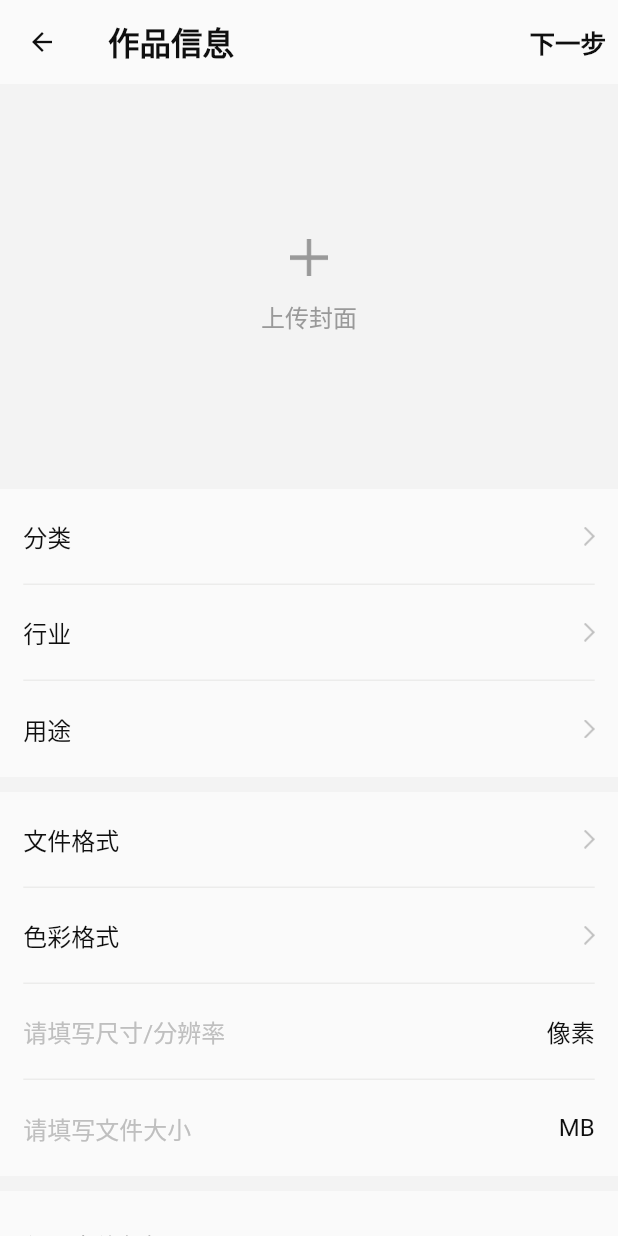
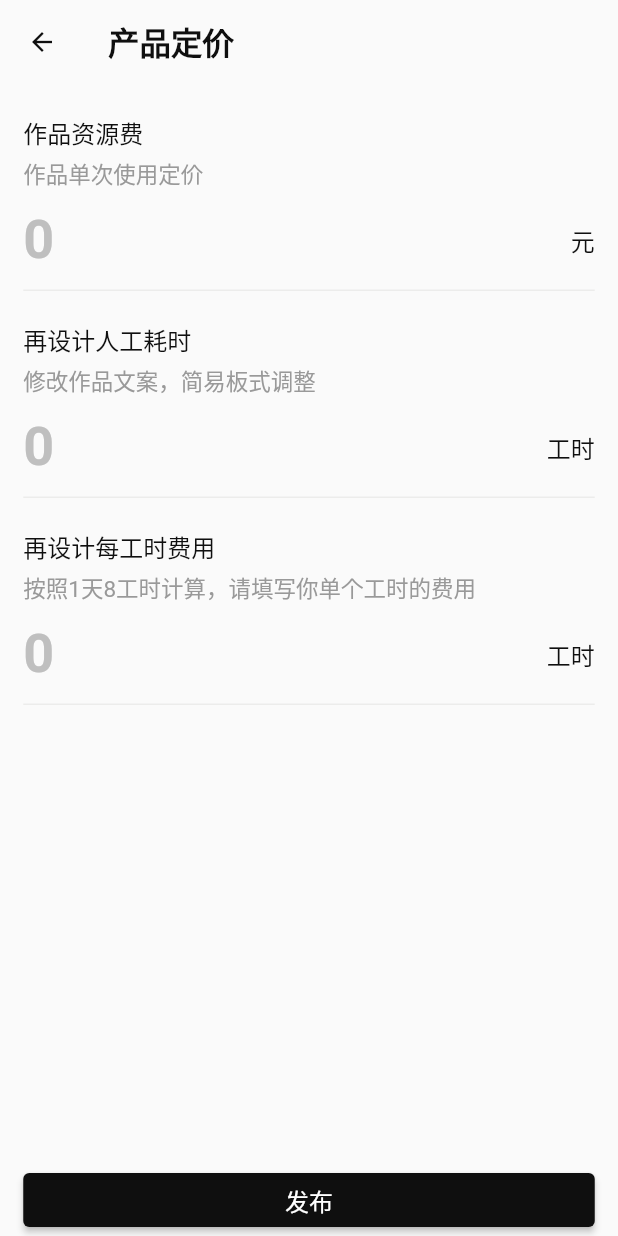
Before and after one commit to dev-wwj/uzuo, a Flutter app: the EditWorkInfoPage screen opened directly, after a tap on "下一步", on a phone screen of 412 x 824 dp. Run offline on Flutter 3.47's test engine with Material 2 defaults, Android fonts, the phone set to English and light mode, and no system bars; our stand-ins replace device_info_plus, image_picker, permission_handler, photo_view, waterfall_flow; missing offline and left inert: fluwx; statements that could not run were skipped.

Commit message:
定价UI

```diff
--- a/lib/mine/pages/edit_works_info_page.dart
+++ b/lib/mine/pages/edit_works_info_page.dart
@@ -3,6 +3,7 @@
 import 'package:flutter/material.dart';
 import 'package:uzuo/mine/model/data_work.dart';
 import 'package:uzuo/mine/model/date_work_ex.dart';
+import 'package:uzuo/mine/pages/work_pricing_page.dart';
 import 'package:uzuo/utils/style.dart';
 import 'package:uzuo/views/appbar.dart';
 import 'package:provider/provider.dart';
@@ -17,8 +18,13 @@ class EditWorkInfoPage extends StatelessWidget {
         appBar: commonAppBar("作品信息", [
           TextButton(
               style: AppBarButtonStyle,
-              onPressed: () {},
-              child: Text(
+              onPressed: () {
+                Navigator.push(
+                    context,
+                    MaterialPageRoute(
+                        builder: (context) => const WorkPricingPage()));
+              },
+              child: const Text(
                 "下一步",
                 style: TextStyleTitleBold,
               ))
--- a/lib/mine/pages/view/v_image_picker.dart
+++ b/lib/mine/pages/view/v_image_picker.dart
@@ -2,7 +2,6 @@ import 'dart:io';
 
 import 'package:flutter/material.dart';
 import 'package:uzuo/common/image_preview.dart';
-import 'package:uzuo/utils/extension.dart';
 import 'package:uzuo/utils/style.dart';
 
 class AddWidget extends StatelessWidget {
@@ -15,8 +14,7 @@ class AddWidget extends StatelessWidget {
     return InkWell(
       onTap: onTap,
       child: Container(
-        // border: Border(bottom: BorderSide(width: 1, color: Color_Border_Line)));
-        decoration: BoxDecoration(border: Border.all(color: Color(0xFFBFBFBF))),
+        decoration: BoxDecoration(border: Border.all(color: const Color(0xFFBFBFBF))),
         alignment: Alignment.center,
         child: Image.asset('icon_add'.locImage(), width: 25),
       ),
--- /dev/null
+++ b/lib/mine/pages/work_pricing_page.dart
@@ -0,0 +1,123 @@
+import 'package:flutter/cupertino.dart';
+import 'package:flutter/material.dart';
+import 'package:uzuo/router.dart';
+import 'package:uzuo/utils/decoration.dart';
+import 'package:uzuo/utils/style.dart';
+import 'package:uzuo/views/appbar.dart';
+
+class WorkPricingPage extends StatelessWidget {
+  const WorkPricingPage({super.key});
+
+  @override
+  Widget build(BuildContext context) {
+    return Scaffold(
+      appBar: commonAppBar('产品定价', []),
+      body: _WorkPricing(),
+    );
+  }
+}
+
+class _InputModel {
+  _InputModel({
+    required this.title,
+    required this.intro,
+    required this.unit,
+  }) : controller = TextEditingController();
+
+  String title;
+  String intro;
+  String unit;
+
+  TextEditingController controller;
+
+  String? value;
+}
+
+class _WorkPricing extends StatefulWidget {
+  @override
+  State<StatefulWidget> createState() => _WorkPricingState();
+}
+
+class _WorkPricingState extends State<_WorkPricing> {
+  List<_InputModel> inputs = [
+    _InputModel(title: '作品资源费', intro: '作品单次使用定价', unit: '元'),
+    _InputModel(title: '再设计人工耗时', intro: '修改作品文案，简易板式调整', unit: '工时'),
+    _InputModel(title: '再设计每工时费用', intro: '按照1天8工时计算，请填写你单个工时的费用', unit: '工时'),
+  ];
+
+  @override
+  Widget build(BuildContext context) {
+    return SafeArea(
+        child: Padding(
+      padding: const EdgeInsets.symmetric(horizontal: 15.5),
+      child: Column(
+        children: [
+          Column(
+            crossAxisAlignment: CrossAxisAlignment.start,
+            children: inputs.map((e) => inputItem(e)).toList(),
+          ),
+          const Spacer(),
+          SizedBox(
+            width: double.infinity,
+            child: MaterialButton(
+              onPressed: () {
+                Navigator.of(context).popUntil(ModalRoute.withName(MyRouter.container));
+              },
+              shape: const RoundedRectangleBorder(
+                borderRadius: BorderRadius.all(Radius.circular(4)),
+              ),
+              color: Color_U_Black,
+              child: const Text(
+                '发布',
+                style: TextStyle(color: Colors.white, fontSize: 16),
+              ),
+            ),
+          ),
+        ],
+      ),
+    ));
+  }
+
+  Widget inputItem(_InputModel model) {
+    return Container(
+      width: double.infinity,
+      padding: const EdgeInsets.only(top: 20),
+      decoration: BottomLineDecoration,
+      child: Column(
+        crossAxisAlignment: CrossAxisAlignment.start,
+        children: [
+          Text(
+            model.title,
+            style: TextStyleTitle,
+          ),
+          const SizedBox(
+            height: 5,
+          ),
+          Text(
+            model.intro,
+            style: TextStyleContent,
+          ),
+          Row(
+            crossAxisAlignment: CrossAxisAlignment.center,
+            children: [
+              Expanded(
+                child: TextFormField(
+                  autovalidateMode: AutovalidateMode.always,
+                  style: TextStyleH6Black,
+                  decoration:
+                      WInputDecoration.inputDecoration('0', TextStyleH6Gray),
+                  keyboardType: TextInputType.none,
+                  onChanged: (value) {},
+                ),
+              ),
+              Text(
+                model.unit,
+                style: TextStyleTitle,
+              ),
+            ],
+          ),
+        ],
+      ),
+    );
+  }
+}
--- a/lib/router.dart
+++ b/lib/router.dart
@@ -34,7 +34,7 @@ class MyRouter {
   MyRouter.pushNoParams(BuildContext context, String url) {
     Navigator.push(context, MaterialPageRoute(builder: (context) {
       return _getPage(url, null);
-    }));
+    },settings: RouteSettings(name: url) ));
   }
 
   MyRouter.push(BuildContext context, String url, dynamic params) {
```
Also changed, not shown: lib/account/login.dart (+16 -16 lines), lib/mine/model/data_work.dart (+20 -8 lines), lib/mine/pages/works_category_page.dart (+21 -4 lines), lib/utils/style.dart (+39 -42 lines), 13 other files.
